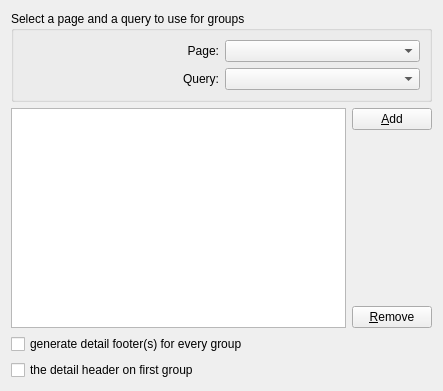
Qt form apps/designer/groupwizardpage.ui (shujaatak/exaro) before a commit.
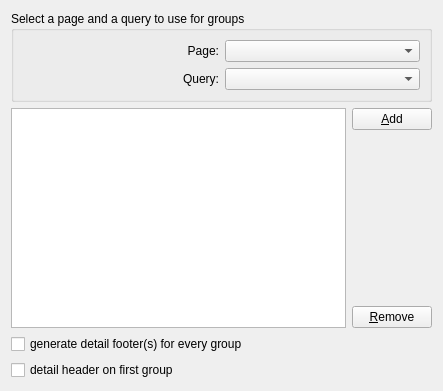
The same form after that commit.

What changed in the file:
```diff
--- a/apps/designer/groupwizardpage.ui
+++ b/apps/designer/groupwizardpage.ui
@@ -99,7 +99,7 @@
    <item row="3" column="0" colspan="2">
     <widget class="QCheckBox" name="detailOnFirstGroup">
      <property name="text">
-      <string>the detail header on first group</string>
+      <string>detail header on first group</string>
      </property>
     </widget>
    </item>
```
